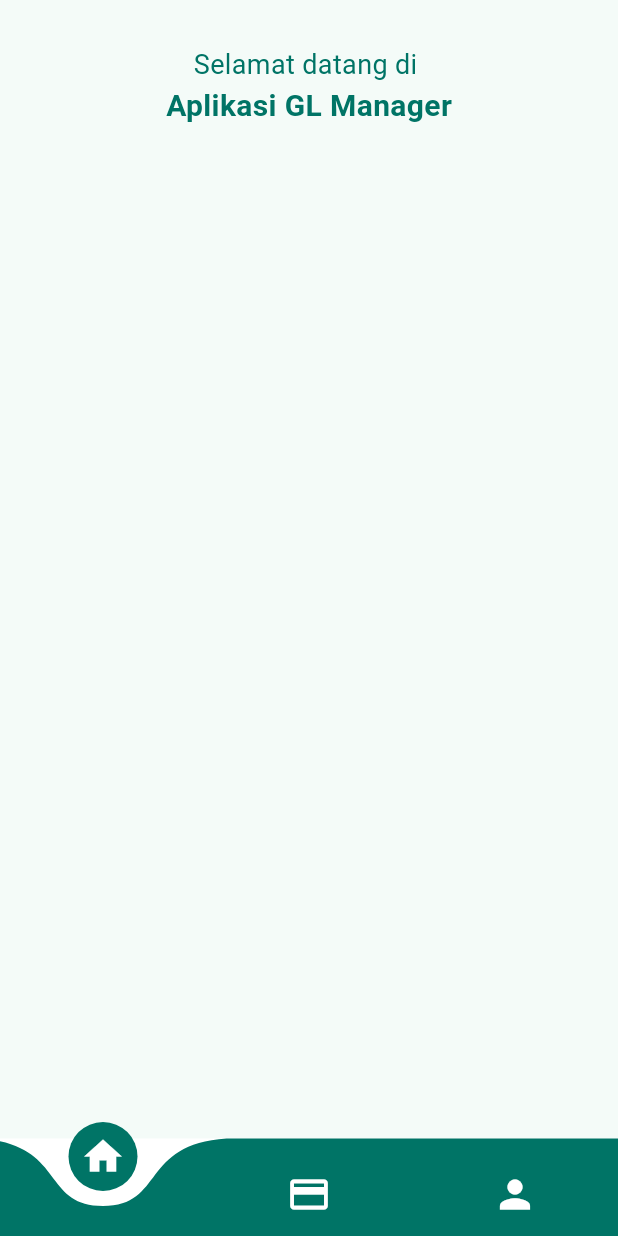
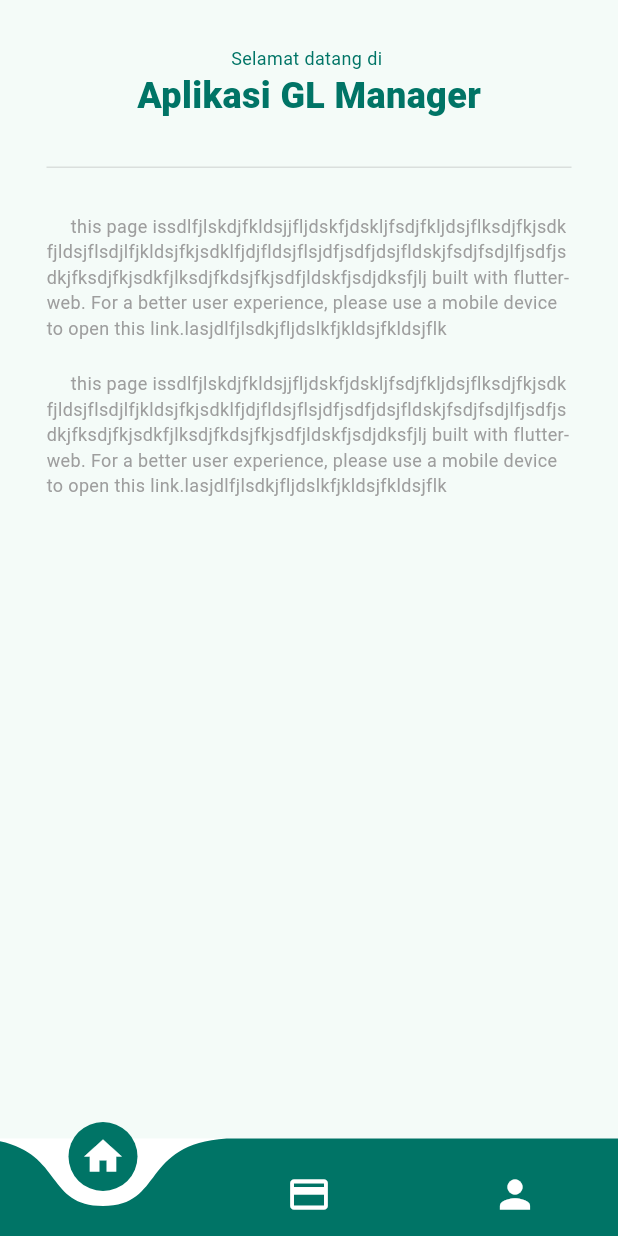
Before and after one commit to hafizhproject45/GL-CashMan, a Flutter app: the HomeScreen screen opened by its route, on a phone screen of 412 x 824 dp. Run offline on Flutter 3.47's test engine with Material 3 defaults, Android fonts, the phone set to English and light mode, and no system bars; drawn by our look-alikes of curved_navigation_bar; our stand-ins replace go_router.

Commit message:
feat: field home and field payment

```diff
--- a/lib/main.dart
+++ b/lib/main.dart
@@ -1,6 +1,6 @@
 import 'package:flutter/material.dart';
 
-import '/routes/app_route.dart';
+import './routes/app_route.dart';
 
 void main() => runApp(MyApp());
 
--- a/lib/routes/app_route.dart
+++ b/lib/routes/app_route.dart
@@ -35,6 +35,10 @@ class AppRoute {
         path: '/login',
         builder: (context, state) => LoginScreen(),
       ),
+      GoRoute(
+        path: '/profile/contact',
+        builder: (context, state) => ContactScreen(),
+      ),
 
       //! NAVBAR ROUTE
       StatefulShellRoute.indexedStack(
@@ -67,12 +71,6 @@ class AppRoute {
                   key: state.pageKey,
                 ),
               ),
-              GoRoute(
-                path: '/profile/contact',
-                builder: (context, state) => ContactScreen(
-                  key: state.pageKey,
-                ),
-              ),
             ]),
           ]),
     ],
--- a/lib/screens/home/home_screen.dart
+++ b/lib/screens/home/home_screen.dart
@@ -1,6 +1,6 @@
 import 'package:flutter/material.dart';
-import 'package:gl_app/utils/color_pallete.dart';
-import 'package:gl_app/utils/text_styles.dart';
+
+import '/utils/text_styles.dart';
 
 class HomeScreen extends StatelessWidget {
   HomeScreen({
@@ -12,28 +12,36 @@ class HomeScreen extends StatelessWidget {
     return SafeArea(
       child: Scaffold(
         body: Row(
-          mainAxisAlignment: MainAxisAlignment.center,
+          mainAxisAlignment: MainAxisAlignment.spaceAround,
           children: [
             Column(
               children: [
                 SizedBox(height: 30),
                 Text(
                   'Selamat datang di ',
-                  style: ThemeText.thinTextPrimary,
+                  style: TextPrimary.thin,
                 ),
-                Text(
-                  'Aplikasi GL Manager',
-                  style: TextStyle(
-                      color: ColorPallete.primaryColor,
-                      fontSize: 20,
-                      fontWeight: FontWeight.bold),
+                Text('Aplikasi GL Manager', style: TextPrimary.header),
+                SizedBox(height: 30),
+                Container(
+                  height: 1,
+                  width: 350,
+                  color: Colors.grey.withOpacity(0.3),
                 ),
                 SizedBox(height: 30),
                 Container(
-                  padding: EdgeInsets.all(20),
-                  height: 100,
-                  child: Column(
-                    children: [],
+                  width: 350,
+                  child: Text(
+                    '${' ' * 5}this page issdlfjlskdjfkldsjjfljdskfjdskljfsdjfkljdsjflksdjfkjsdkfjldsjflsdjlfjkldsjfkjsdklfjdjfldsjflsjdfjsdfjdsjfldskjfsdjfsdjlfjsdfjsdkjfksdjfkjsdkfjlksdjfkdsjfkjsdfjldskfjsdjdksfjlj built with flutter-web. For a better user experience, please use a mobile device to open this link.lasjdlfjlsdkjfljdslkfjkldsjfkldsjflk',
+                    style: TextGrey.thin,
+                  ),
+                ),
+                SizedBox(height: 20),
+                Container(
+                  width: 350,
+                  child: Text(
+                    '${' ' * 5}this page issdlfjlskdjfkldsjjfljdskfjdskljfsdjfkljdsjflksdjfkjsdkfjldsjflsdjlfjkldsjfkjsdklfjdjfldsjflsjdfjsdfjdsjfldskjfsdjfsdjlfjsdfjsdkjfksdjfkjsdkfjlksdjfkdsjfkjsdfjldskfjsdjdksfjlj built with flutter-web. For a better user experience, please use a mobile device to open this link.lasjdlfjlsdkjfljdslkfjkldsjfkldsjflk',
+                    style: TextGrey.thin,
                   ),
                 ),
               ],
--- a/lib/utils/text_styles.dart
+++ b/lib/utils/text_styles.dart
@@ -1,21 +1,62 @@
 import 'package:flutter/material.dart';
 import 'package:gl_app/utils/color_pallete.dart';
 
-abstract class ThemeText {
-  static const TextStyle headerTextPrimary = TextStyle(
+abstract class TextPrimary {
+  static const TextStyle header = TextStyle(
     color: ColorPallete.primaryColor,
+    fontSize: 24,
+    fontWeight: FontWeight.w900,
+  );
+
+  static const TextStyle body = TextStyle(
+    color: ColorPallete.primaryColor,
+    fontSize: 18,
+    fontWeight: FontWeight.w600,
+  );
+
+  static const TextStyle thin = TextStyle(
+    color: ColorPallete.primaryColor,
+    fontSize: 12,
+    fontWeight: FontWeight.w400,
+  );
+}
+
+abstract class TextGrey {
+  static const TextStyle header = TextStyle(
+    color: Colors.grey,
     fontSize: 24,
     fontWeight: FontWeight.bold,
   );
 
-  static const TextStyle bodyTextPrimary = TextStyle(
-    color: ColorPallete.primaryColor,
-    fontSize: 24,
+  static const TextStyle body = TextStyle(
+    color: Colors.grey,
+    fontSize: 18,
+    fontWeight: FontWeight.w600,
+  );
+
+  static const TextStyle thin = TextStyle(
+    color: Colors.grey,
+    fontSize: 12,
     fontWeight: FontWeight.w400,
   );
+}
 
-  static const TextStyle thinTextPrimary = TextStyle(
-    color: ColorPallete.primaryColor,
+abstract class TextBlack {
+  static const TextStyle header = TextStyle(
+    color: Colors.black,
+    fontSize: 24,
+    fontWeight: FontWeight.bold,
+  );
+
+  static const TextStyle body = TextStyle(
+    color: Colors.black,
     fontSize: 18,
+    fontWeight: FontWeight.w600,
+  );
+
+  static const TextStyle thin = TextStyle(
+    color: Colors.black,
+    fontSize: 12,
+    fontWeight: FontWeight.w400,
   );
 }
--- a/pubspec.yaml
+++ b/pubspec.yaml
@@ -11,6 +11,7 @@ dependencies:
     sdk: flutter
   curved_navigation_bar: ^1.0.3
   go_router: ^13.2.0
+  carousel_slider: ^4.2.1
   # url_launcher: ^6.2.5
 
 dev_dependencies:
```
Also changed, not shown: lib/screens/landing_screen.dart (+3 -4 lines), lib/screens/login_screen.dart (+5 -6 lines), lib/screens/payment/payment_screen.dart (+44 -4 lines), lib/screens/profile/contact_screen.dart (+4 -12 lines), lib/screens/profile/profile_screen.dart (+19 -18 lines), pubspec.lock.
